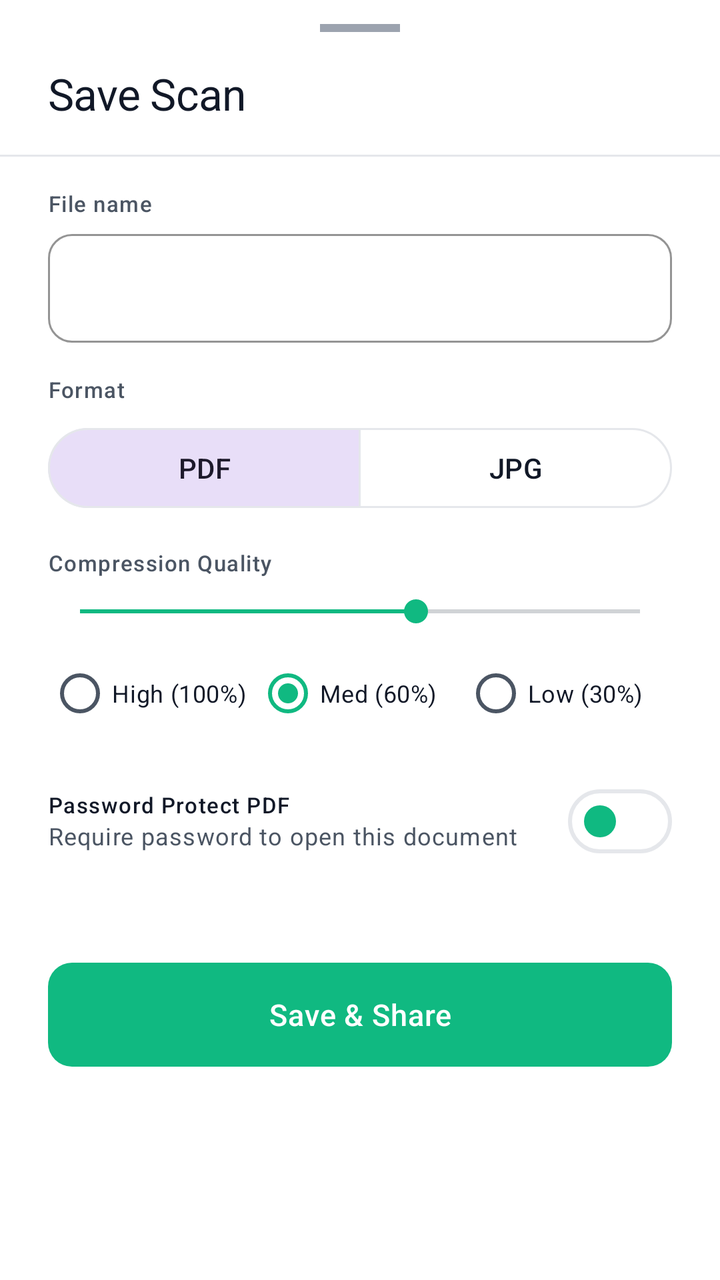
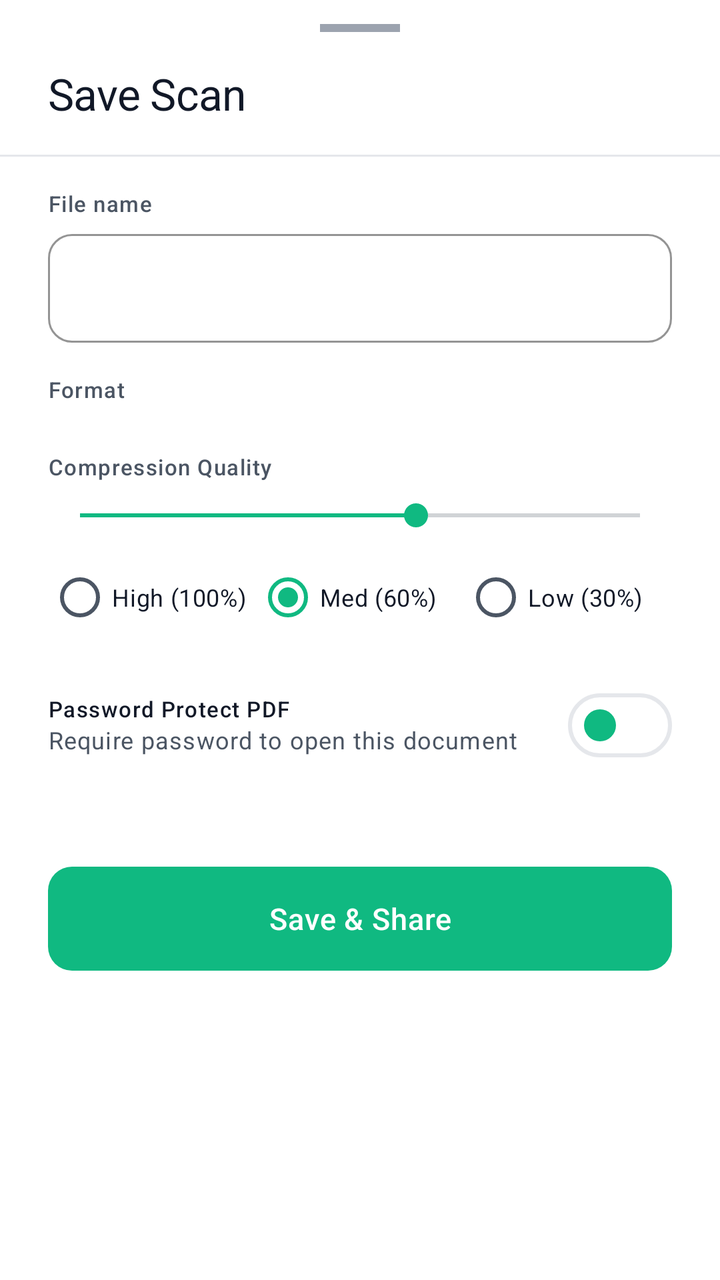

An Android layout rendered at two revisions. The XML below is the earlier revision; the diff shows what the commit changed to produce the second picture.
<!-- AndroidManifest.xml: application theme Theme.AnScanner -->
<!-- res/layout/bottom_sheet_save_scan.xml -->
<?xml version="1.0" encoding="utf-8"?>
<LinearLayout xmlns:android="http://schemas.android.com/apk/res/android"
    xmlns:app="http://schemas.android.com/apk/res-auto"
    android:layout_width="match_parent"
    android:layout_height="wrap_content"
    android:orientation="vertical"
    android:background="@color/surface_card"
    android:paddingBottom="24dp">

    <View
        android:layout_width="@dimen/bottom_sheet_drag_handle_width"
        android:layout_height="@dimen/bottom_sheet_drag_handle_height"
        android:layout_gravity="center_horizontal"
        android:layout_marginTop="12dp"
        android:layout_marginBottom="16dp"
        android:background="@color/text_muted" />

    <LinearLayout
        android:layout_width="match_parent"
        android:layout_height="wrap_content"
        android:orientation="horizontal"
        android:paddingHorizontal="24dp"
        android:gravity="center_vertical"
        android:layout_marginBottom="16dp">
        
        <TextView
            android:id="@+id/tvSaveTitle"
            android:layout_width="0dp"
            android:layout_height="wrap_content"
            android:layout_weight="1"
            android:text="@string/save_title"
            android:textAppearance="@style/TextAppearance.AnScanner.Headline"
            android:textColor="@color/text_primary" />
            
        <TextView
            android:id="@+id/tvPageCount"
            android:layout_width="wrap_content"
            android:layout_height="wrap_content"
            android:textAppearance="@style/TextAppearance.AnScanner.Subtitle"
            android:textColor="@color/text_secondary" />
    </LinearLayout>

    <View
        android:layout_width="match_parent"
        android:layout_height="1dp"
        android:background="@color/divider"
        android:layout_marginBottom="16dp" />

    <LinearLayout
        android:layout_width="match_parent"
        android:layout_height="wrap_content"
        android:orientation="vertical"
        android:paddingHorizontal="24dp"
        android:layout_marginBottom="16dp">
        
        <TextView
            android:layout_width="wrap_content"
            android:layout_height="wrap_content"
            android:text="@string/save_file_name_label"
            android:textAppearance="@style/TextAppearance.AnScanner.Label"
            android:textColor="@color/text_secondary"
            android:layout_marginBottom="8dp" />
            
        <com.google.android.material.textfield.TextInputLayout
            android:id="@+id/tilFileName"
            style="@style/Widget.AnScanner.TextInputLayout"
            android:layout_width="match_parent"
            android:layout_height="wrap_content"
            app:hintEnabled="false"
            app:boxCornerRadiusTopStart="@dimen/text_input_corner_radius"
            app:boxCornerRadiusTopEnd="@dimen/text_input_corner_radius"
            app:boxCornerRadiusBottomStart="@dimen/text_input_corner_radius"
            app:boxCornerRadiusBottomEnd="@dimen/text_input_corner_radius">
            
            <com.google.android.material.textfield.TextInputEditText
                android:id="@+id/etFileName"
                android:layout_width="match_parent"
                android:layout_height="wrap_content"
                android:textColor="?attr/colorOnSurface"
                android:textColorHint="@color/text_secondary"
                android:inputType="text" />
        </com.google.android.material.textfield.TextInputLayout>
    </LinearLayout>

    <LinearLayout
        android:layout_width="match_parent"
        android:layout_height="wrap_content"
        android:orientation="vertical"
        android:paddingHorizontal="24dp"
        android:layout_marginBottom="16dp">
        
        <TextView
            android:layout_width="wrap_content"
            android:layout_height="wrap_content"
            android:text="Format"
            android:textAppearance="@style/TextAppearance.AnScanner.Label"
            android:textColor="@color/text_secondary"
            android:layout_marginBottom="8dp" />
            
        <com.google.android.material.button.MaterialButtonToggleGroup
            android:id="@+id/toggleFormat"
            android:layout_width="match_parent"
            android:layout_height="wrap_content"
            app:singleSelection="true"
            app:checkedButton="@+id/btnPdf">
            
            <com.google.android.material.button.MaterialButton
                android:id="@+id/btnPdf"
                style="@style/Widget.Material3.Button.OutlinedButton"
                android:layout_width="0dp"
                android:layout_height="wrap_content"
                android:layout_weight="1"
                android:text="@string/save_format_pdf" />
                
            <com.google.android.material.button.MaterialButton
                android:id="@+id/btnJpg"
                style="@style/Widget.Material3.Button.OutlinedButton"
                android:layout_width="0dp"
                android:layout_height="wrap_content"
                android:layout_weight="1"
                android:text="@string/save_format_jpg" />
        </com.google.android.material.button.MaterialButtonToggleGroup>
    </LinearLayout>

    <LinearLayout
        android:layout_width="match_parent"
        android:layout_height="wrap_content"
        android:orientation="vertical"
        android:paddingHorizontal="24dp"
        android:layout_marginBottom="16dp">

        <LinearLayout
            android:layout_width="match_parent"
            android:layout_height="wrap_content"
            android:orientation="horizontal"
            android:gravity="center_vertical"
            android:layout_marginBottom="8dp">

            <TextView
                android:layout_width="0dp"
                android:layout_height="wrap_content"
                android:layout_weight="1"
                android:text="Compression Quality"
                android:textAppearance="@style/TextAppearance.AnScanner.Label"
                android:textColor="@color/text_secondary" />

            <TextView
                android:id="@+id/tvTargetSize"
                android:layout_width="wrap_content"
                android:layout_height="wrap_content"
                android:textAppearance="@style/TextAppearance.AnScanner.Label"
                android:textColor="@color/accent_mint"
                android:textStyle="bold" />
        </LinearLayout>

        <SeekBar
            android:id="@+id/sbQuality"
            android:layout_width="match_parent"
            android:layout_height="wrap_content"
            android:max="100"
            android:progress="60"
            android:progressTint="@color/accent_mint"
            android:thumbTint="@color/accent_mint"
            android:layout_marginBottom="8dp" />

        <RadioGroup
            android:id="@+id/rgQuality"
            android:layout_width="match_parent"
            android:layout_height="wrap_content"
            android:orientation="horizontal">

            <com.google.android.material.radiobutton.MaterialRadioButton
                android:id="@+id/rbHigh"
                android:layout_width="0dp"
                android:layout_height="wrap_content"
                android:layout_weight="1"
                android:text="High (100%)"
                android:textSize="12sp"
                android:textColor="@color/text_primary" />

            <com.google.android.material.radiobutton.MaterialRadioButton
                android:id="@+id/rbMedium"
                android:layout_width="0dp"
                android:layout_height="wrap_content"
                android:layout_weight="1"
                android:checked="true"
                android:text="Med (60%)"
                android:textSize="12sp"
                android:textColor="@color/text_primary" />

            <com.google.android.material.radiobutton.MaterialRadioButton
                android:id="@+id/rbLow"
                android:layout_width="0dp"
                android:layout_height="wrap_content"
                android:layout_weight="1"
                android:text="Low (30%)"
                android:textSize="12sp"
                android:textColor="@color/text_primary" />
        </RadioGroup>
    </LinearLayout>

    
    <LinearLayout
        android:id="@+id/layoutPdfSecurity"
        android:layout_width="match_parent"
        android:layout_height="wrap_content"
        android:orientation="vertical"
        android:paddingHorizontal="24dp"
        android:layout_marginBottom="16dp">

        <LinearLayout
            android:layout_width="match_parent"
            android:layout_height="wrap_content"
            android:orientation="horizontal"
            android:gravity="center_vertical">

            <LinearLayout
                android:layout_width="0dp"
                android:layout_height="wrap_content"
                android:layout_weight="1"
                android:orientation="vertical">

                <TextView
                    android:layout_width="wrap_content"
                    android:layout_height="wrap_content"
                    android:text="@string/save_password_protect_title"
                    android:textAppearance="@style/TextAppearance.AnScanner.Label"
                    android:textColor="@color/text_primary" />

                <TextView
                    android:layout_width="wrap_content"
                    android:layout_height="wrap_content"
                    android:text="@string/save_password_protect_desc"
                    android:textAppearance="@style/TextAppearance.AnScanner.Caption"
                    android:textColor="@color/text_secondary" />
            </LinearLayout>

            <com.google.android.material.materialswitch.MaterialSwitch
                android:id="@+id/switchPasswordProtect"
                android:layout_width="wrap_content"
                android:layout_height="wrap_content"
                app:thumbTint="@color/accent_mint"
                app:trackTint="@color/surface_card" />
        </LinearLayout>

        <LinearLayout
            android:id="@+id/layoutPasswordInputs"
            android:layout_width="match_parent"
            android:layout_height="wrap_content"
            android:orientation="vertical"
            android:layout_marginTop="12dp"
            android:visibility="gone">

            <com.google.android.material.textfield.TextInputLayout
                android:id="@+id/tilPassword"
                style="@style/Widget.AnScanner.TextInputLayout"
                android:layout_width="match_parent"
                android:layout_height="wrap_content"
                app:passwordToggleEnabled="true"
                android:hint="@string/save_password_hint"
                android:layout_marginBottom="8dp">

                <com.google.android.material.textfield.TextInputEditText
                    android:id="@+id/etPassword"
                    android:layout_width="match_parent"
                    android:layout_height="wrap_content"
                    android:textColor="?attr/colorOnSurface"
                    android:textColorHint="@color/text_secondary"
                    android:inputType="textPassword" />
            </com.google.android.material.textfield.TextInputLayout>

            <com.google.android.material.textfield.TextInputLayout
                android:id="@+id/tilConfirmPassword"
                style="@style/Widget.AnScanner.TextInputLayout"
                android:layout_width="match_parent"
                android:layout_height="wrap_content"
                app:passwordToggleEnabled="true"
                android:hint="@string/save_password_confirm_hint">

                <com.google.android.material.textfield.TextInputEditText
                    android:id="@+id/etConfirmPassword"
                    android:layout_width="match_parent"
                    android:layout_height="wrap_content"
                    android:textColor="?attr/colorOnSurface"
                    android:textColorHint="@color/text_secondary"
                    android:inputType="textPassword" />
            </com.google.android.material.textfield.TextInputLayout>

        </LinearLayout>
    </LinearLayout>
    
    <TextView
        android:id="@+id/tvSizeBadge"
        android:layout_width="match_parent"
        android:layout_height="wrap_content"
        android:gravity="center"
        android:textAppearance="@style/TextAppearance.AnScanner.Label"
        android:textColor="@color/text_muted"
        android:layout_marginHorizontal="24dp"
        android:layout_marginBottom="16dp" />

    <com.google.android.material.button.MaterialButton
        android:id="@+id/btnSaveShare"
        style="@style/Widget.AnScanner.Button.Primary"
        android:layout_width="match_parent"
        android:layout_height="@dimen/button_height_primary"
        android:layout_marginHorizontal="24dp"
        android:text="@string/save_button" />

</LinearLayout>
<!-- resources referenced by this layout -->
<resources>
  <color name="accent_mint">#FF10B981</color>
  <color name="divider">#FFE5E7EB</color>
  <color name="surface_card">#FFFFFFFF</color>
  <color name="text_muted">#FF9CA3AF</color>
  <color name="text_primary">#FF111827</color>
  <color name="text_secondary">#FF4B5563</color>
  <dimen name="bottom_sheet_drag_handle_height">4dp</dimen>
  <dimen name="bottom_sheet_drag_handle_width">40dp</dimen>
  <dimen name="button_height_primary">52dp</dimen>
  <dimen name="text_input_corner_radius">12dp</dimen>
  <string name="save_button">Save \u0026 Share</string>
  <string name="save_file_name_label">File name</string>
  <string name="save_format_jpg">JPG</string>
  <string name="save_format_pdf">PDF</string>
  <string name="save_password_confirm_hint">Confirm Password</string>
  <string name="save_password_hint">PDF Password</string>
  <string name="save_password_protect_desc">Require password to open this document</string>
  <string name="save_password_protect_title">Password Protect PDF</string>
  <string name="save_title">Save Scan</string>
  <style name="TextAppearance.AnScanner.Caption" parent="TextAppearance.Material3.BodySmall">
          <item name="android:textColor">@color/text_secondary</item>
          <item name="android:textSize">12sp</item>
          <item name="android:fontFamily">sans-serif</item>
      </style>
  <style name="TextAppearance.AnScanner.Button" parent="TextAppearance.Material3.LabelLarge">
          <item name="android:textSize">15sp</item>
          <item name="android:fontFamily">sans-serif-medium</item>
          <item name="android:letterSpacing">0.02</item>
      </style>
  <color name="text_on_accent">#FFFFFFFF</color>
  <dimen name="button_corner_radius">12dp</dimen>
  <color name="accent_mint_ripple">#3310B981</color>
  <color name="surface_elevated">#FFFFFFFF</color>
  <color name="md_theme_primary">#FF10B981</color>
  <color name="md_theme_onPrimary">#FFFFFFFF</color>
  <color name="md_theme_primaryContainer">#FFE6F4EA</color>
  <color name="md_theme_onPrimaryContainer">#FF065F46</color>
  <color name="md_theme_secondary">#FF059669</color>
  <color name="md_theme_onSecondary">#FFFFFFFF</color>
  <color name="md_theme_error">#FFEF4444</color>
  <color name="md_theme_onError">#FFFFFFFF</color>
  <color name="md_theme_background">#FFF8F9FA</color>
  <color name="md_theme_onBackground">#FF111827</color>
  <color name="md_theme_surface">#FFFFFFFF</color>
  <color name="md_theme_onSurface">#FF111827</color>
  <color name="md_theme_surfaceVariant">#FFF1F3F5</color>
  <color name="md_theme_onSurfaceVariant">#FF4B5563</color>
  <color name="md_theme_outline">#FFE5E7EB</color>
  <color name="status_bar">#FFF8F9FA</color>
  <color name="navigation_bar">#FFFFFFFF</color>
  <color name="background_primary">#FFF8F9FA</color>
  <color name="text_hint">#FF9CA3AF</color>
  <style name="ShapeAppearance.AnScanner.SmallComponent" parent="ShapeAppearance.Material3.SmallComponent">
          <item name="cornerFamily">rounded</item>
          <item name="cornerSize">@dimen/radius_sm</item>
      </style>
  <style name="ShapeAppearance.AnScanner.MediumComponent" parent="ShapeAppearance.Material3.MediumComponent">
          <item name="cornerFamily">rounded</item>
          <item name="cornerSize">@dimen/radius_lg</item>
      </style>
  <style name="ShapeAppearance.AnScanner.LargeComponent" parent="ShapeAppearance.Material3.LargeComponent">
          <item name="cornerFamily">rounded</item>
          <item name="cornerSize">@dimen/radius_xl</item>
      </style>
  <dimen name="radius_lg">16dp</dimen>
  <dimen name="elevation_card">2dp</dimen>
  <dimen name="card_padding">16dp</dimen>
  <style name="Widget.AnScanner.BottomSheet" parent="Widget.Material3.BottomSheet">
          <item name="backgroundTint">@color/surface_card</item>
          <item name="shapeAppearance">@style/ShapeAppearance.AnScanner.BottomSheet</item>
      </style>
  <dimen name="radius_sm">8dp</dimen>
  <dimen name="radius_xl">24dp</dimen>
  <dimen name="radius_bottom_sheet">28dp</dimen>
  <!-- unchanged entries left out for length: 12 -->
</resources>

<!-- the commit's change to res/layout/bottom_sheet_save_scan.xml (unified diff, before → after) -->
@@ -102,6 +102,7 @@
             android:layout_width="match_parent"
             android:layout_height="wrap_content"
             app:singleSelection="true"
+            app:selectionRequired="true"
             app:checkedButton="@+id/btnPdf">
             
             <com.google.android.material.button.MaterialButton
@@ -110,7 +111,10 @@
                 android:layout_width="0dp"
                 android:layout_height="wrap_content"
                 android:layout_weight="1"
-                android:text="@string/save_format_pdf" />
+                android:text="@string/save_format_pdf"
+                android:textColor="@color/selector_camera_mode_text"
+                app:backgroundTint="@color/selector_camera_mode_bg"
+                app:strokeColor="@color/selector_camera_mode_stroke" />
                 
             <com.google.android.material.button.MaterialButton
                 android:id="@+id/btnJpg"
@@ -118,7 +122,10 @@
                 android:layout_width="0dp"
                 android:layout_height="wrap_content"
                 android:layout_weight="1"
-                android:text="@string/save_format_jpg" />
+                android:text="@string/save_format_jpg"
+                android:textColor="@color/selector_camera_mode_text"
+                app:backgroundTint="@color/selector_camera_mode_bg"
+                app:strokeColor="@color/selector_camera_mode_stroke" />
         </com.google.android.material.button.MaterialButtonToggleGroup>
     </LinearLayout>
 
